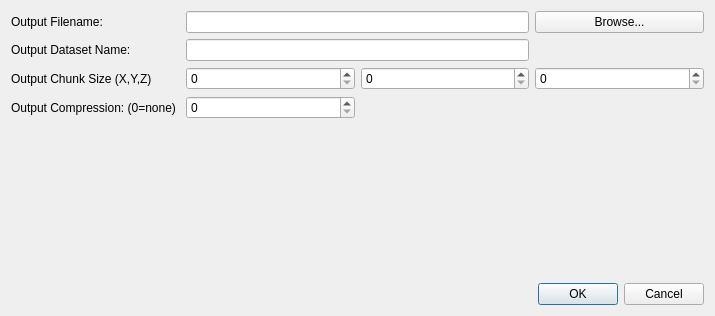
The window that cctwqt/cctwqtsetupoutputdialog.ui (guyjennings/cctw) describes before a commit, drawn with Qt 5.
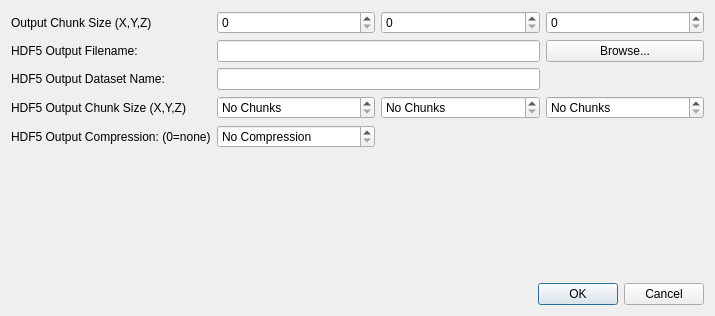
The same window after the commit.

Commit message: Implement output file saving in transform, add hdfChunkSize parameter

```diff
--- a/cctwqt/cctwqtsetupoutputdialog.ui
+++ b/cctwqt/cctwqtsetupoutputdialog.ui
@@ -14,88 +14,27 @@
    <string>CCTW - Setup Output...</string>
   </property>
   <layout class="QGridLayout" name="gridLayout">
-   <item row="0" column="0">
-    <widget class="QLabel" name="label">
-     <property name="text">
-      <string>Output Filename:</string>
-     </property>
-    </widget>
-   </item>
-   <item row="0" column="1" colspan="2">
-    <widget class="QLineEdit" name="m_OutputFileName"/>
-   </item>
-   <item row="0" column="3">
-    <widget class="QPushButton" name="m_BrowseOutputFileName">
-     <property name="text">
-      <string>Browse...</string>
-     </property>
-    </widget>
-   </item>
-   <item row="1" column="0">
-    <widget class="QLabel" name="label_2">
-     <property name="text">
-      <string>Output Dataset Name:</string>
-     </property>
-    </widget>
-   </item>
-   <item row="1" column="1" colspan="2">
-    <widget class="QLineEdit" name="m_OutputDatasetName"/>
-   </item>
-   <item row="2" column="0">
-    <widget class="QLabel" name="label_7">
-     <property name="text">
-      <string>Output Chunk Size (X,Y,Z)</string>
-     </property>
-    </widget>
-   </item>
-   <item row="2" column="1">
-    <widget class="QSpinBox" name="m_OutputChunkX">
-     <property name="toolTip">
-      <string>Output HDF Chunk Size in X</string>
-     </property>
-     <property name="maximum">
-      <number>999999</number>
-     </property>
-    </widget>
-   </item>
-   <item row="2" column="2">
-    <widget class="QSpinBox" name="m_OutputChunkY">
-     <property name="toolTip">
-      <string>Output HDF Chunk Size in Y</string>
-     </property>
-     <property name="maximum">
-      <number>999999</number>
-     </property>
-    </widget>
-   </item>
-   <item row="2" column="3">
-    <widget class="QSpinBox" name="m_OutputChunkZ">
-     <property name="toolTip">
-      <string>Output HDF Chunk Size in Z</string>
-     </property>
-     <property name="maximum">
-      <number>999999</number>
-     </property>
-    </widget>
-   </item>
-   <item row="3" column="0">
-    <widget class="QLabel" name="label_9">
-     <property name="text">
-      <string>Output Compression: (0=none)</string>
-     </property>
-    </widget>
-   </item>
-   <item row="3" column="1">
+   <item row="4" column="1">
     <widget class="QSpinBox" name="m_OutputCompression">
      <property name="toolTip">
       <string>Output HDF Chunk Size in X</string>
      </property>
+     <property name="specialValueText">
+      <string>No Compression</string>
+     </property>
      <property name="maximum">
       <number>999999</number>
      </property>
     </widget>
    </item>
-   <item row="4" column="0" colspan="4">
+   <item row="4" column="0">
+    <widget class="QLabel" name="label_9">
+     <property name="text">
+      <string>HDF5 Output Compression: (0=none)</string>
+     </property>
+    </widget>
+   </item>
+   <item row="5" column="0" colspan="4">
     <spacer name="verticalSpacer">
      <property name="orientation">
       <enum>Qt::Vertical</enum>
@@ -108,7 +47,7 @@
      </property>
     </spacer>
    </item>
-   <item row="5" column="0" colspan="4">
+   <item row="6" column="0" colspan="4">
     <widget class="QDialogButtonBox" name="buttonBox">
      <property name="orientation">
       <enum>Qt::Horizontal</enum>
@@ -118,6 +57,122 @@
      </property>
     </widget>
    </item>
+   <item row="2" column="1" colspan="2">
+    <widget class="QLineEdit" name="m_OutputDatasetName"/>
+   </item>
+   <item row="2" column="0">
+    <widget class="QLabel" name="label_2">
+     <property name="text">
+      <string>HDF5 Output Dataset Name:</string>
+     </property>
+    </widget>
+   </item>
+   <item row="1" column="1" colspan="2">
+    <widget class="QLineEdit" name="m_OutputFileName"/>
+   </item>
+   <item row="1" column="3">
+    <widget class="QPushButton" name="m_BrowseOutputFileName">
+     <property name="text">
+      <string>Browse...</string>
+     </property>
+    </widget>
+   </item>
+   <item row="1" column="0">
+    <widget class="QLabel" name="label">
+     <property name="text">
+      <string>HDF5 Output Filename:</string>
+     </property>
+    </widget>
+   </item>
+   <item row="0" column="0">
+    <widget class="QLabel" name="label_7">
+     <property name="toolTip">
+      <string>Chunk size for transform calculations</string>
+     </property>
+     <property name="text">
+      <string>Output Chunk Size (X,Y,Z)</string>
+     </property>
+    </widget>
+   </item>
+   <item row="0" column="1">
+    <widget class="QSpinBox" name="m_OutputChunkX">
+     <property name="toolTip">
+      <string>Transform Chunk Size in X</string>
+     </property>
+     <property name="maximum">
+      <number>999999</number>
+     </property>
+    </widget>
+   </item>
+   <item row="0" column="2">
+    <widget class="QSpinBox" name="m_OutputChunkY">
+     <property name="toolTip">
+      <string>Transform Chunk Size in Y</string>
+     </property>
+     <property name="maximum">
+      <number>999999</number>
+     </property>
+    </widget>
+   </item>
+   <item row="0" column="3">
+    <widget class="QSpinBox" name="m_OutputChunkZ">
+     <property name="toolTip">
+      <string>Transform Chunk Size in Z</string>
+     </property>
+     <property name="maximum">
+      <number>999999</number>
+     </property>
+    </widget>
+   </item>
+   <item row="3" column="0">
+    <widget class="QLabel" name="label_8">
+     <property name="toolTip">
+      <string>HDF Chunk Size of Output File (0=unchunked)</string>
+     </property>
+     <property name="text">
+      <string>HDF5 Output Chunk Size (X,Y,Z)</string>
+     </property>
+    </widget>
+   </item>
+   <item row="3" column="1">
+    <widget class="QSpinBox" name="m_HDFOutputChunkX">
+     <property name="toolTip">
+      <string>Output HDF Chunk Size in X</string>
+     </property>
+     <property name="specialValueText">
+      <string>No Chunks</string>
+     </property>
+     <property name="maximum">
+      <number>999999</number>
+     </property>
+    </widget>
+   </item>
+   <item row="3" column="2">
+    <widget class="QSpinBox" name="m_HDFOutputChunkY">
+     <property name="toolTip">
+      <string>Output HDF Chunk Size in Y</string>
+     </property>
+     <property name="specialValueText">
+      <string>No Chunks</string>
+     </property>
+     <property name="maximum">
+      <number>999999</number>
+     </property>
+    </widget>
+   </item>
+   <item row="3" column="3">
+    <widget class="QSpinBox" name="m_HDFOutputChunkZ">
+     <property name="toolTip">
+      <string>Output HDF Chunk Size in Z</string>
+     </property>
+     <property name="specialValueText">
+      <string>No Chunks</string>
+     </property>
+     <property name="maximum">
+      <number>999999</number>
+     </property>
+    </widget>
+   </item>
   </layout>
  </widget>
  <resources/>
```
The commit also changes 7 other files.
